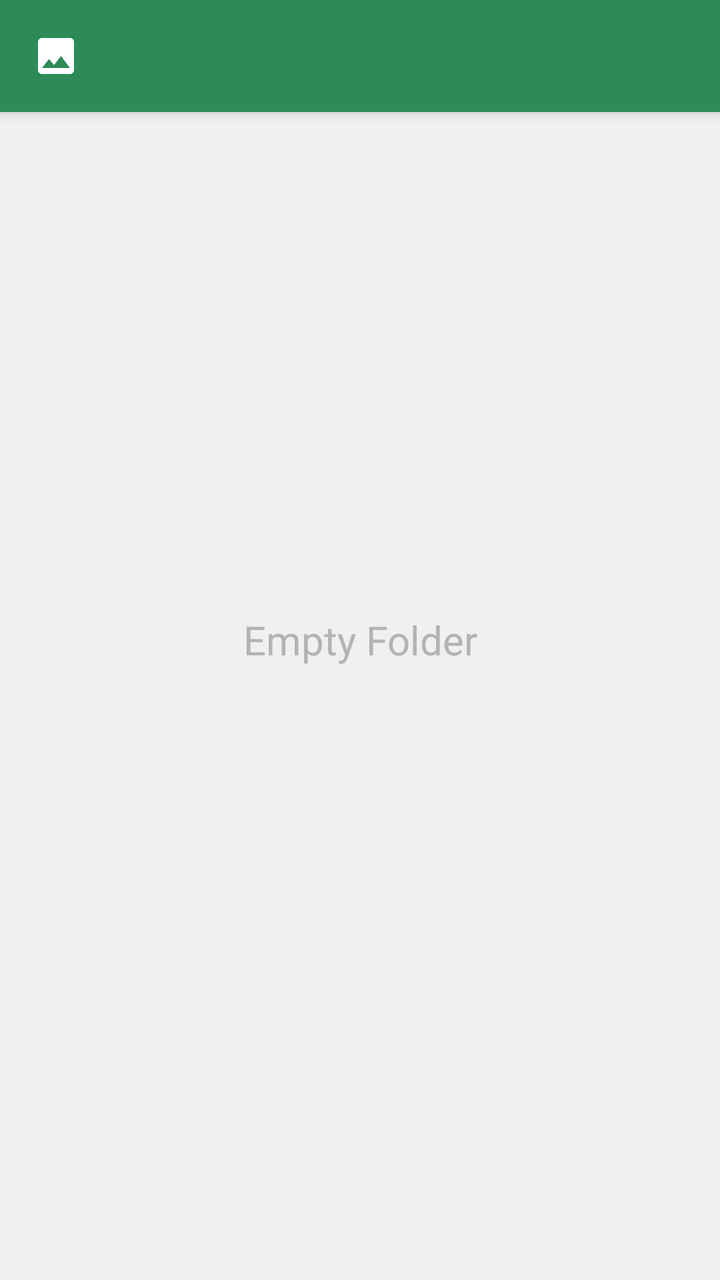
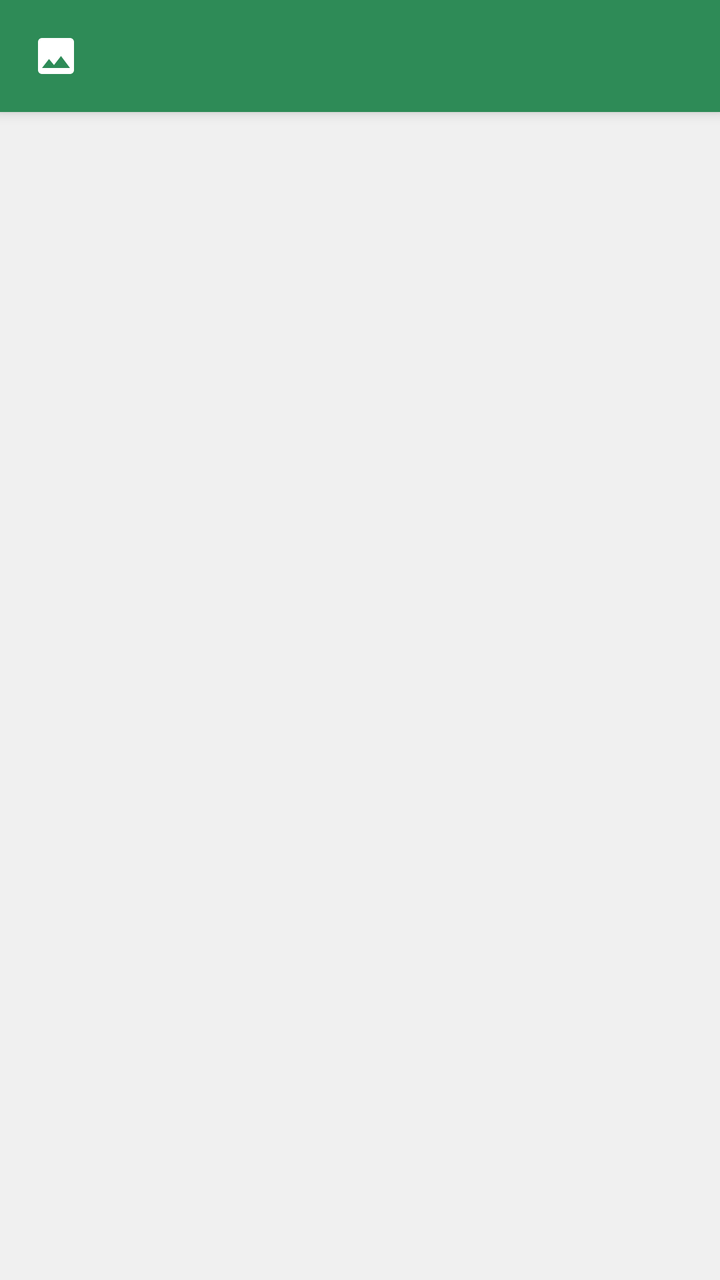

An Android layout rendered at two revisions. The XML below is the earlier revision; the diff shows what the commit changed to produce the second picture.
<!-- AndroidManifest.xml: application theme MainTheme -->
<!-- res/layout/activity_localfiles.xml -->
<?xml version="1.0" encoding="utf-8"?>
<RelativeLayout
    android:background="#fff0f0f0"
    android:layout_width="match_parent"
    android:layout_height="match_parent"
  	xmlns:android="http://schemas.android.com/apk/res/android">

    <include
        android:id="@+id/toolbar"
        layout="@layout/toolbar"/>

    <TextView
        android:textSize="20.0sp"
        android:textColor="#ffb3b3b3"
        android:gravity="center"
        android:id="@id/local_empty_list_item"
        android:layout_width="fill_parent"
        android:layout_height="fill_parent"
        android:text="Empty Folder"
        android:layout_centerHorizontal="true" />

    <ListView
        android:id="@id/locallist"
        android:layout_width="match_parent"
        android:layout_height="wrap_content"
        android:textColor="#ffb3b3b3"
        android:layout_marginTop="56dp"
        android:listSelector="@drawable/bkg_light"
        android:choiceMode="singleChoice"
        android:layout_alignParentTop="true" />
    
    <RelativeLayout
        android:layout_width="fill_parent"
        android:layout_height="200.0dip"
        android:layout_marginBottom="20.0dip"
        android:layout_alignParentBottom="true">
        
        <Button
            android:id="@id/bCheck"
            android:background="@drawable/ic_check"
            android:visibility="gone" android:layout_width="55.0dip"
            android:layout_height="55.0dip"
            android:layout_marginRight="20.0dip"
            android:layout_alignParentRight="true"
            android:layout_alignParentBottom="true" />
    </RelativeLayout>
</RelativeLayout>
<!-- res/layout/toolbar.xml (included above) -->
<?xml version="1.0" encoding="utf-8"?>
<android.support.v7.widget.Toolbar
    xmlns:android="http://schemas.android.com/apk/res/android"
    xmlns:app="http://schemas.android.com/apk/res-auto"
    android:layout_width="match_parent"
    android:layout_height="56dp"
    app:theme="@style/ThemeOverlay.AppCompat.Dark"
    app:popupTheme="@style/ThemeOverlay.AppCompat.Light"
    app:titleTextAppearance="@style/ToolbarTitle"
    app:subtitleTextAppearance="@style/ToolbarSubtitle"
    app:contentInsetLeft="72dp"
    app:contentInsetStart="72dp"
    android:background="@color/darkgreen"
    android:elevation="4dp"
    android:navigationIcon="@drawable/ic_image"
    android:fontFamily="sans-serif-light">
</android.support.v7.widget.Toolbar>
<!-- resources referenced by this layout -->
<resources>
  <color name="darkgreen">#ff2e8b57</color>
  <!-- drawable bkg_light (drawable) -->
  <?xml version="1.0" encoding="utf-8"?>
  <selector
    xmlns:android="http://schemas.android.com/apk/res/android">
      <item android:state_pressed="true" android:drawable="@color/lightgreen"/>
      <item android:state_focused="false" android:drawable="@color/white" />
  </selector>
  <!-- drawable ic_check: png bitmap (drawable-hdpi, 359 bytes) -->
  <!-- drawable ic_image: png bitmap (drawable-hdpi, 261 bytes) -->
  <style name="ToolbarSubtitle" parent="Base.TextAppearance.AppCompat.Widget.ActionBar.Subtitle">
          <item name="android:textSize">12sp</item>
      </style>
  <style name="ToolbarTitle" parent="Base.TextAppearance.AppCompat.Widget.ActionBar.Title">
          <item name="android:textColor">@color/darkwhite</item>
          <item name="android:fontFamily">sans-serif</item>
      </style>
  <style name="MainTheme" parent="Theme.AppCompat.Light">
          
          
          <item name="android:colorPrimary">@color/darkgreen</item>
          
          <item name="android:colorPrimaryDark">@color/darkergreen</item>
          
          <item name="android:colorAccent">@color/darkgreen</item>
          <item name="windowActionBar">false</item>
      </style>
  <color name="lightgreen">#ffb4d7bf</color>
  <color name="white">#ffffffff</color>
  <color name="darkwhite">#ffeeeeee</color>
  <color name="darkergreen">#ff29774c</color>
</resources>

<!-- the commit's change to res/layout/activity_localfiles.xml (unified diff, before → after) -->
@@ -10,14 +10,14 @@
         layout="@layout/toolbar"/>
 
     <TextView
+        android:id="@+id/info"
         android:textSize="20.0sp"
         android:textColor="#ffb3b3b3"
         android:gravity="center"
-        android:id="@id/local_empty_list_item"
         android:layout_width="fill_parent"
         android:layout_height="fill_parent"
-        android:text="Empty Folder"
-        android:layout_centerHorizontal="true" />
+        android:layout_centerHorizontal="true"
+        android:fontFamily="sans-serif-light" />
 
     <ListView
         android:id="@id/locallist"
